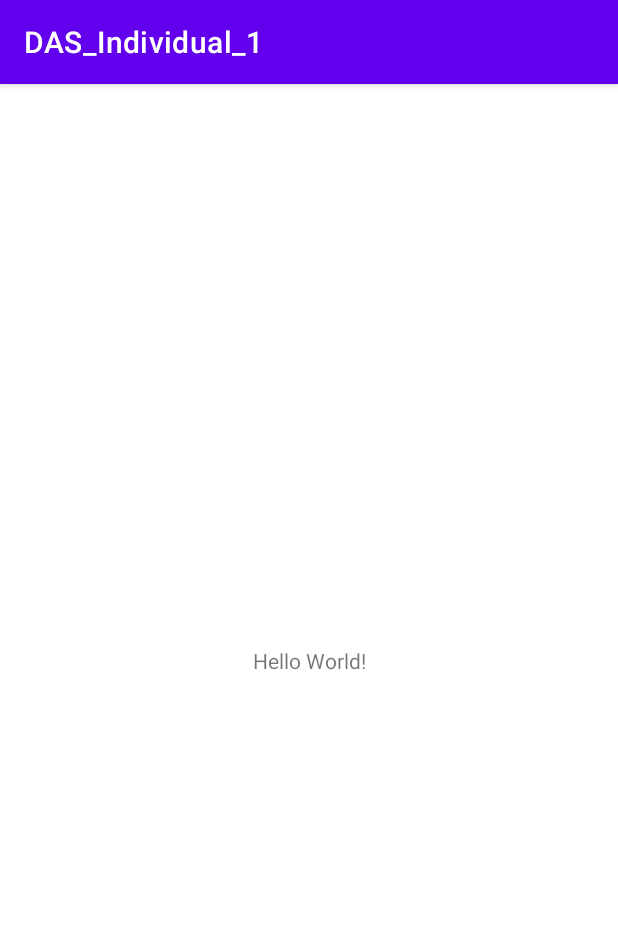
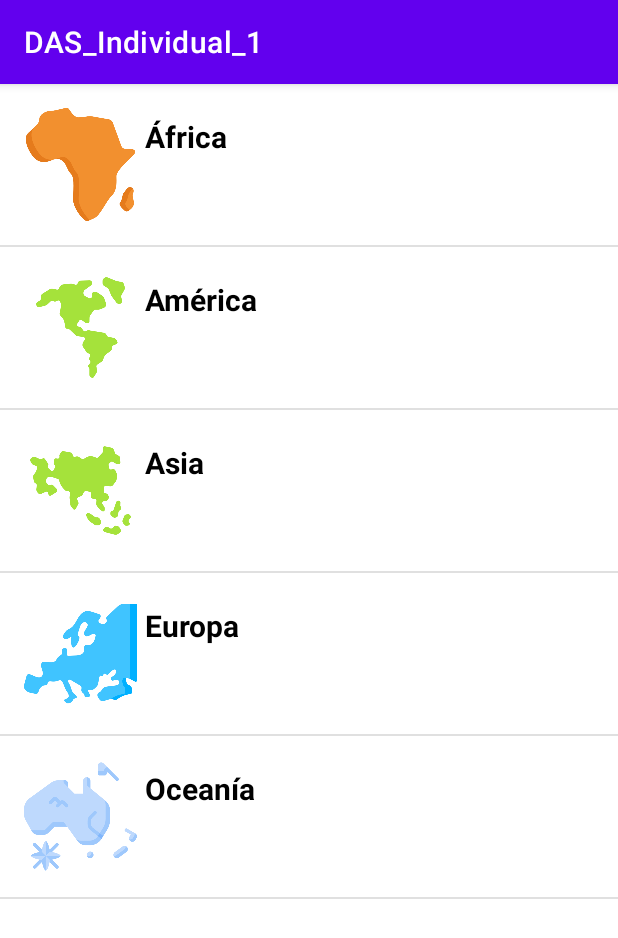
Before and after one commit to josuf6/DAS_Individual_2, an Android app: the screen it shows after launch (MainActivity), on a phone screen of 412 x 824 dp. Shown: the top 938 px of the screen. Run offline under Robolectric (Android 15) with nearby library versions, the phone set to English and light mode, and no system bars.

Commit message:
Menu continentes

```diff
--- a/app/build.gradle
+++ b/app/build.gradle
@@ -25,6 +25,9 @@ android {
         sourceCompatibility JavaVersion.VERSION_1_8
         targetCompatibility JavaVersion.VERSION_1_8
     }
+    buildFeatures {
+        viewBinding true
+    }
 }
 
 dependencies {
@@ -32,6 +35,8 @@ dependencies {
     implementation 'androidx.appcompat:appcompat:1.4.1'
     implementation 'com.google.android.material:material:1.5.0'
     implementation 'androidx.constraintlayout:constraintlayout:2.1.3'
+    implementation 'androidx.navigation:navigation-fragment:2.3.5'
+    implementation 'androidx.navigation:navigation-ui:2.3.5'
     testImplementation 'junit:junit:4.13.2'
     androidTestImplementation 'androidx.test.ext:junit:1.1.3'
     androidTestImplementation 'androidx.test.espresso:espresso-core:3.4.0'
--- a/app/src/main/AndroidManifest.xml
+++ b/app/src/main/AndroidManifest.xml
@@ -1,6 +1,6 @@
 <?xml version="1.0" encoding="utf-8"?>
 <manifest xmlns:android="http://schemas.android.com/apk/res/android"
-    package="com.example.das_individual_1">
+    package="com.example.das_individual_1" >
 
     <application
         android:allowBackup="true"
@@ -8,10 +8,10 @@
         android:label="@string/app_name"
         android:roundIcon="@mipmap/ic_launcher_round"
         android:supportsRtl="true"
-        android:theme="@style/Theme.DAS_Individual_1">
+        android:theme="@style/Theme.DAS_Individual_1" >
         <activity
             android:name=".MainActivity"
-            android:exported="true">
+            android:exported="true" >
             <intent-filter>
                 <action android:name="android.intent.action.MAIN" />
 
--- /dev/null
+++ b/app/src/main/java/com/example/das_individual_1/AdaptadorListView.java
@@ -0,0 +1,52 @@
+package com.example.das_individual_1;
+
+import android.content.Context;
+import android.view.LayoutInflater;
+import android.view.View;
+import android.view.ViewGroup;
+import android.widget.BaseAdapter;
+import android.widget.ImageView;
+import android.widget.RatingBar;
+import android.widget.TextView;
+
+public class AdaptadorListView extends BaseAdapter {
+
+    private Context context;
+    private LayoutInflater inflater;
+    private String[] continentes;
+    private int[] imagenes;
+
+    public AdaptadorListView(Context pContext, String[] pContinentes, int[] pImagenes) {
+        this.context = pContext;
+        this.continentes = pContinentes;
+        this.imagenes = pImagenes;
+        this.inflater = (LayoutInflater) context.getSystemService(Context.LAYOUT_INFLATER_SERVICE);
+    }
+
+    @Override
+    public int getCount() {
+        return continentes.length;
+    }
+
+    @Override
+    public Object getItem(int i) {
+        return continentes[i];
+    }
+
+    @Override
+    public long getItemId(int i) {
+        return i;
+    }
+
+    @Override
+    public View getView(int i, View view, ViewGroup viewGroup) {
+        view = this.inflater.inflate(R.layout.fila,null);
+        TextView nombre = (TextView) view.findViewById(R.id.nombre_continente);
+        ImageView img =(ImageView) view.findViewById(R.id.imagen_continente);
+
+        nombre.setText(continentes[i]);
+        img.setImageResource(imagenes[i]);
+
+        return view;
+    }
+}
--- a/app/src/main/java/com/example/das_individual_1/MainActivity.java
+++ b/app/src/main/java/com/example/das_individual_1/MainActivity.java
@@ -2,13 +2,27 @@ package com.example.das_individual_1;
 
 import androidx.appcompat.app.AppCompatActivity;
 
+import android.content.Intent;
 import android.os.Bundle;
+import android.util.Log;
+import android.view.View;
+import android.widget.AdapterView;
+import android.widget.ListView;
+import android.widget.TextView;
 
 public class MainActivity extends AppCompatActivity {
+
+    ListView continentes;
+    String[] nombres = {"África", "América", "Asia", "Europa", "Oceanía"};
+    int[] imagenes = {R.drawable.africa, R.drawable.america, R.drawable.asia, R.drawable.europa, R.drawable.oceania};
 
     @Override
     protected void onCreate(Bundle savedInstanceState) {
         super.onCreate(savedInstanceState);
         setContentView(R.layout.activity_main);
+
+        continentes = (ListView) findViewById(R.id.continentes); //crea el ListView en el que se mostrarán continentes con iconos y nombres
+        AdaptadorListView adaptadorLV = new AdaptadorListView(getApplicationContext(), nombres, imagenes); //Al ser un ListView personalizado se utiliza un objeto adaptador
+        continentes.setAdapter(adaptadorLV); //se relaciona el adaptador con el ListView
     }
 }
--- a/app/src/main/res/layout/activity_main.xml
+++ b/app/src/main/res/layout/activity_main.xml
@@ -1,18 +1,14 @@
 <?xml version="1.0" encoding="utf-8"?>
-<androidx.constraintlayout.widget.ConstraintLayout xmlns:android="http://schemas.android.com/apk/res/android"
+<LinearLayout xmlns:android="http://schemas.android.com/apk/res/android"
     xmlns:app="http://schemas.android.com/apk/res-auto"
     xmlns:tools="http://schemas.android.com/tools"
     android:layout_width="match_parent"
     android:layout_height="match_parent"
+    android:orientation="vertical"
     tools:context=".MainActivity">
 
-    <TextView
-        android:layout_width="wrap_content"
-        android:layout_height="wrap_content"
-        android:text="Hello World!"
-        app:layout_constraintBottom_toBottomOf="parent"
-        app:layout_constraintLeft_toLeftOf="parent"
-        app:layout_constraintRight_toRightOf="parent"
-        app:layout_constraintTop_toTopOf="parent" />
-
-</androidx.constraintlayout.widget.ConstraintLayout>
+    <ListView
+        android:id="@+id/continentes"
+        android:layout_width="match_parent"
+        android:layout_height="match_parent" />
+</LinearLayout>
--- /dev/null
+++ b/app/src/main/res/layout/fila.xml
@@ -0,0 +1,23 @@
+<?xml version="1.0" encoding="utf-8"?>
+<LinearLayout xmlns:android="http://schemas.android.com/apk/res/android"
+    xmlns:app="http://schemas.android.com/apk/res-auto"
+    android:layout_width="match_parent"
+    android:layout_height="wrap_content"
+    android:orientation="horizontal"
+    android:padding="16dp">
+
+    <ImageView
+        android:id="@+id/imagen_continente"
+        android:layout_width="75dp"
+        android:layout_height="75dp" />
+
+    <TextView
+        android:id="@+id/nombre_continente"
+        android:layout_width="match_parent"
+        android:layout_height="match_parent"
+        android:textColor="@color/black"
+        android:textStyle="bold"
+        android:layout_margin="5dp"
+        android:textSize="20sp"/>
+
+</LinearLayout>
```
Also changed, not shown: app/src/main/res/drawable/africa.png (added), app/src/main/res/drawable/america.png (added), app/src/main/res/drawable/asia.png (added), app/src/main/res/drawable/europa.png (added), app/src/main/res/drawable/oceania.png (added).
